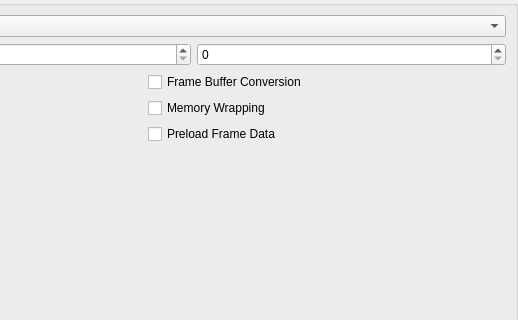
Above: pcsx2-qt/Settings/GraphicsSettingsWidget.ui from PCSX2/pcsx2 before the change; both pictures show x 229 to 747 and y 123 to 443 of the 747 by 890 pixel window. Below: the same form after it.
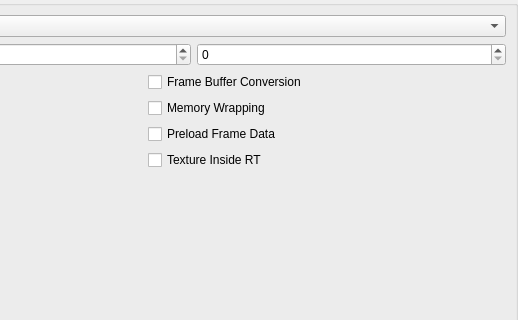
That is the form after the change. The open tabs and pages were chosen to show the change.

Commit message: QT: Add missing Texture Inside RT option.

```diff
--- a/pcsx2-qt/Settings/GraphicsSettingsWidget.ui
+++ b/pcsx2-qt/Settings/GraphicsSettingsWidget.ui
@@ -700,6 +700,13 @@
            </property>
           </widget>
          </item>
+         <item row="3" column="1">
+          <widget class="QCheckBox" name="textureInsideRt">
+           <property name="text">
+            <string>Texture Inside RT</string>
+           </property>
+          </widget>
+         </item>
         </layout>
        </item>
       </layout>
```
The commit also changes 1 other file.
